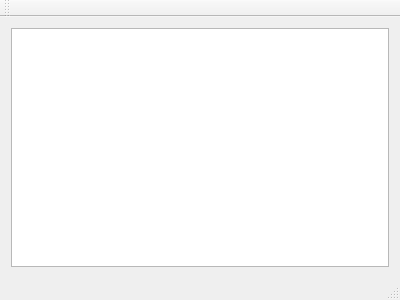
Old version of the form editor-task-document-1/mainwindow.ui in the repository chgans/leda-playground.
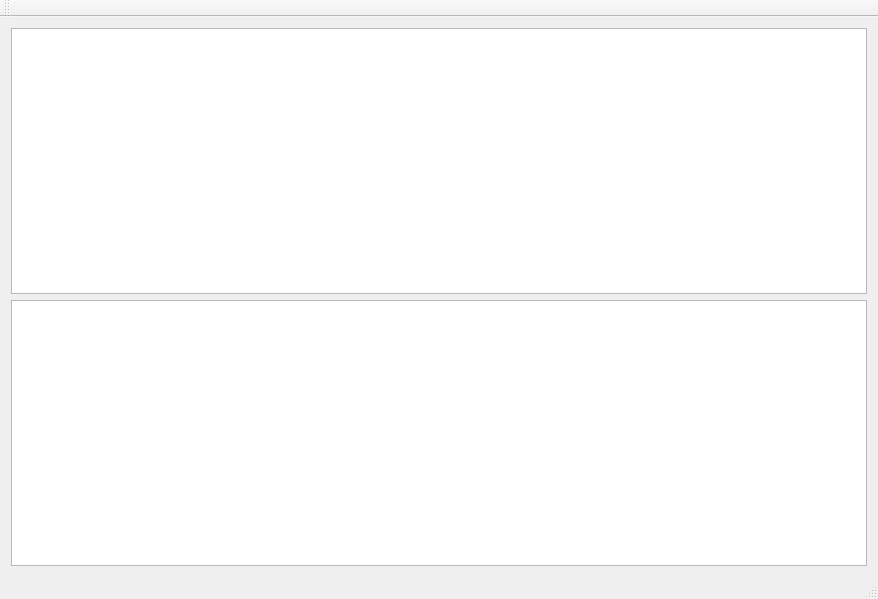
New version of the form.

The edit to the form file:
```diff
--- a/editor-task-document-1/mainwindow.ui
+++ b/editor-task-document-1/mainwindow.ui
@@ -6,18 +6,21 @@
    <rect>
     <x>0</x>
     <y>0</y>
-    <width>400</width>
-    <height>300</height>
+    <width>878</width>
+    <height>599</height>
    </rect>
   </property>
   <property name="windowTitle">
    <string>MainWindow</string>
   </property>
   <widget class="QWidget" name="centralWidget">
-   <layout class="QGridLayout" name="gridLayout">
-    <item row="0" column="0">
+   <layout class="QVBoxLayout" name="verticalLayout">
+    <item>
      <widget class="QGraphicsView" name="view"/>
     </item>
+    <item>
+     <widget class="QTreeView" name="treeView"/>
+    </item>
    </layout>
   </widget>
   <widget class="QMenuBar" name="menuBar">
```
Left out of the diff: 4 changed lines with no effect on the pictures.
